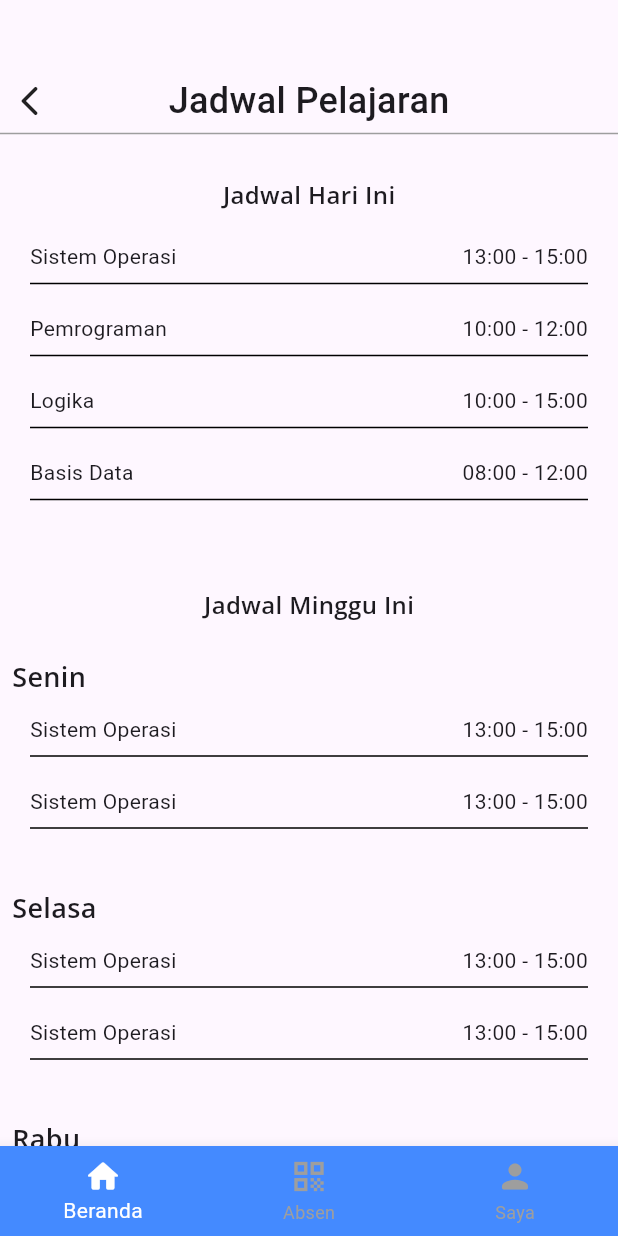
After one commit to jujuupanda/sistem_informasi_management, a Flutter app: the SchedulePage screen opened by its route, on a phone screen of 412 x 824 dp. The commit adds this screen. Run offline on Flutter 3.47's test engine with Material 3 defaults, Android fonts, the phone set to English and light mode, and no system bars; our stand-ins replace bloc, connectivity_plus, dropdown_textfield, equatable, flutter_bloc, gap and 4 more; accounts and stored records are empty; network calls fail.

Commit message:
detailed schedule

```diff
--- a/lib/main.dart
+++ b/lib/main.dart
@@ -1,28 +1,12 @@
-import 'package:firebase_core/firebase_core.dart';
-import 'package:firebase_messaging/firebase_messaging.dart';
 import 'package:flutter/material.dart';
 
 import 'app.dart';
-import 'firebase_options.dart';
 import 'src/data/bloc/auth/auth_bloc.dart';
 import 'src/data/bloc/event/event_bloc.dart';
 import 'src/data/bloc/user/user_bloc.dart';
 import 'src/data/repositories/repository.dart';
 
-@pragma('vm:entry-point')
-Future<void> _firebaseMessagingBackgroundHandler(RemoteMessage message) async {
-  await Firebase.initializeApp(options: DefaultFirebaseOptions.currentPlatform);
-}
-
 void main() async {
-  WidgetsFlutterBinding.ensureInitialized();
-
-  await Firebase.initializeApp(
-    options: DefaultFirebaseOptions.currentPlatform,
-  );
-
-  FirebaseMessaging.onBackgroundMessage(_firebaseMessagingBackgroundHandler);
-
   runApp(const MyApp());
 }
 
--- /dev/null
+++ b/lib/secret.dart
@@ -0,0 +1,2 @@
+const apiKey = "AIzaSyB1OBZRqwDmaPppMeRo4ZR-oWth_q2qny0";
+const appId = "1:127075536500:android:8f973aadf4e82f4be4cb21";
--- /dev/null
+++ b/lib/src/presentation/pages/schedule/schedule.dart
@@ -0,0 +1,239 @@
+import 'package:flutter/material.dart';
+import 'package:flutter_bloc/flutter_bloc.dart';
+import 'package:gap/gap.dart';
+import 'package:google_fonts/google_fonts.dart';
+import 'package:sistem_informasi_sekolah/src/presentation/widgets/general/general_widget.dart';
+
+import '../../../data/bloc/user/user_bloc.dart';
+
+class SchedulePage extends StatefulWidget {
+  const SchedulePage({super.key});
+
+  @override
+  State<SchedulePage> createState() => _SchedulePageState();
+}
+
+class _SchedulePageState extends State<SchedulePage> {
+  final _element = [
+    {
+      "day": "Senin",
+      "subject": "Sistem Operasi",
+      "startAt": "13:00",
+      "endAt": "15:00"
+    },
+    {
+      "day": "Senin",
+      "subject": "Pemrograman",
+      "startAt": "10:00",
+      "endAt": "12:00"
+    },
+    {
+      "day": "Selasa",
+      "subject": "Logika",
+      "startAt": "10:00",
+      "endAt": "15:00"
+    },
+    {
+      "day": "Rabu",
+      "subject": "Basis Data",
+      "startAt": "08:00",
+      "endAt": "12:00"
+    }
+  ];
+
+  @override
+  Widget build(BuildContext context) {
+    return Scaffold(
+      body: Column(
+        children: [
+          const HeaderPage(name: "Jadwal Pelajaran"),
+          Expanded(
+            child: SingleChildScrollView(
+              child: Column(
+                children: [
+                  const Gap(24),
+                  Text(
+                    "Jadwal Hari Ini",
+                    style: GoogleFonts.openSans(
+                      fontSize: 16,
+                      fontWeight: FontWeight.w600,
+                    ),
+                  ),
+                  BlocBuilder<UserBloc, UserState>(
+                    builder: (context, state) {
+                      return Padding(
+                        padding: const EdgeInsets.all(8),
+                        child: ListView.builder(
+                          padding: const EdgeInsets.all(8),
+                          shrinkWrap: true,
+                          physics: const NeverScrollableScrollPhysics(),
+                          itemCount: _element.length,
+                          itemBuilder: (context, index) {
+                            ///add checker where day is today
+                            return Padding(
+                              padding: const EdgeInsets.all(4),
+                              child: ScheduleInfo(
+                                nameSubject: _element[index]["subject"],
+                                startAt: _element[index]["startAt"],
+                                endAt: _element[index]["endAt"],
+                              ),
+                            );
+                          },
+                        ),
+                      );
+                    },
+                  ),
+                  const Gap(26),
+                  Text(
+                    "Jadwal Minggu Ini",
+                    style: GoogleFonts.openSans(
+                      fontSize: 16,
+                      fontWeight: FontWeight.w600,
+                    ),
+                  ),
+                  const Gap(16),
+                  Padding(
+                    padding: const EdgeInsets.all(8.0),
+                    child: ScheduleWeekly(
+                      nameDay: "Senin",
+                      length: 2,
+                      nameSubject: "Sistem Operasi",
+                      startAt: "13:00",
+                      endAt: "15:00",
+                    ),
+                  ),
+                  Padding(
+                    padding: const EdgeInsets.all(8.0),
+                    child: ScheduleWeekly(
+                      nameDay: "Selasa",
+                      length: 2,
+                      nameSubject: "Sistem Operasi",
+                      startAt: "13:00",
+                      endAt: "15:00",
+                    ),
+                  ),
+                  Padding(
+                    padding: const EdgeInsets.all(8.0),
+                    child: ScheduleWeekly(
+                      nameDay: "Rabu",
+                      length: 2,
+                      nameSubject: "Sistem Operasi",
+                      startAt: "13:00",
+                      endAt: "15:00",
+                    ),
+                  ),
+                  Padding(
+                    padding: const EdgeInsets.all(8.0),
+                    child: ScheduleWeekly(
+                      nameDay: "Kamis",
+                      length: 2,
+                      nameSubject: "Sistem Operasi",
+                      startAt: "13:00",
+                      endAt: "15:00",
+                    ),
+                  ),
+                  Padding(
+                    padding: const EdgeInsets.all(8.0),
+                    child: ScheduleWeekly(
+                      nameDay: "Jumat",
+                      length: 2,
+                      nameSubject: "Sistem Operasi",
+                      startAt: "13:00",
+                      endAt: "15:00",
+                    ),
+                  ),
+                  Padding(
+                    padding: const EdgeInsets.all(8.0),
+                    child: ScheduleWeekly(
+                      nameDay: "Sabtu",
+                      length: 2,
+                      nameSubject: "Sistem Operasi",
+                      startAt: "13:00",
+                      endAt: "15:00",
+                    ),
+                  ),
+                ],
+              ),
+            ),
+          ),
+        ],
+      ),
+    );
+  }
+}
+
+class ScheduleWeekly extends StatelessWidget {
+  const ScheduleWeekly({
+    super.key,
+    required this.nameDay,
+    required this.length,
+    required this.nameSubject,
+    this.startAt,
+    this.endAt,
+  });
+
+  final String? nameDay;
+  final int? length;
+  final String? nameSubject;
+  final String? startAt;
+  final String? endAt;
+
+  @override
+  Widget build(BuildContext context) {
+    return Column(
+      crossAxisAlignment: CrossAxisAlignment.start,
+      children: [
+        Text(
+          nameDay!,
+          style: GoogleFonts.openSans(
+            fontSize: 18,
+            fontWeight: FontWeight.w600,
+          ),
+          textAlign: TextAlign.start,
+        ),
+        ListView.builder(
+          itemCount: length!,
+          padding: const EdgeInsets.all(8),
+          shrinkWrap: true,
+          physics: const NeverScrollableScrollPhysics(),
+          itemBuilder: (context, index) {
+            return Padding(
+              padding: const EdgeInsets.all(4),
+              child: ScheduleInfo(
+                  nameSubject: nameSubject!, startAt: startAt, endAt: endAt),
+            );
+          },
+        )
+      ],
+    );
+  }
+}
+
+class ScheduleInfo extends StatelessWidget {
+  const ScheduleInfo(
+      {super.key, required this.nameSubject, this.startAt, this.endAt});
+
+  final String? nameSubject;
+  final String? startAt;
+  final String? endAt;
+
+  @override
+  Widget build(BuildContext context) {
+    return Column(
+      children: [
+        Row(
+          mainAxisAlignment: MainAxisAlignment.spaceBetween,
+          children: [
+            Text(nameSubject!),
+            Text("$startAt - $endAt"),
+          ],
+        ),
+        const Divider(
+          thickness: 1,
+          color: Colors.black,
+        ),
+        const Gap(4)
+      ],
+    );
+  }
+}
--- a/lib/src/presentation/widgets/main/main_student_screen.dart
+++ b/lib/src/presentation/widgets/main/main_student_screen.dart
@@ -110,7 +110,9 @@ class _MainPageStudentState extends State<MainPageStudent> {
                           name: "Pengumuman",
                         ),
                         MainMenuList(
-                          onTap: () {},
+                          onTap: () {
+                            context.pushNamed(Routes.schedule);
+                          },
                           name: "Jadwal",
                         ),
                         MainMenuList(
--- a/lib/src/routes/name_routes.dart
+++ b/lib/src/routes/name_routes.dart
@@ -13,5 +13,6 @@ abstract class Routes {
    static const profile = "profile";
    static const userInfo = "userInfo";
    static const presence = "presence";
+   static const schedule = "schedule";
 
 }
--- a/lib/src/routes/routes_app.dart
+++ b/lib/src/routes/routes_app.dart
@@ -1,7 +1,7 @@
 import 'package:flutter/cupertino.dart';
-import 'package:sistem_informasi_sekolah/src/data/models/event_model.dart';
-import 'package:sistem_informasi_sekolah/src/presentation/pages/profile/user_info.dart';
+import 'package:sistem_informasi_sekolah/src/presentation/pages/schedule/schedule.dart';
 
+import '../data/models/event_model.dart';
 import '../presentation/pages/choice/choice.dart';
 import '../presentation/pages/event/detail_event.dart';
 import '../presentation/pages/event/event.dart';
@@ -10,6 +10,7 @@ import '../presentation/pages/main/main.dart';
 import '../presentation/pages/navigation_bar/navigation_bar.dart';
 import '../presentation/pages/presence/presence.dart';
 import '../presentation/pages/profile/profile.dart';
+import '../presentation/pages/profile/user_info.dart';
 import '../presentation/pages/register/register.dart';
 import '../presentation/pages/splash/splash.dart';
 import 'name_routes.dart';
@@ -62,7 +63,16 @@ final GoRouter router = GoRouter(
                         );
                       },
                     ),
-                    ]),
+                  ],
+                ),
+                GoRoute(
+                  path: 'schedule',
+                  name: Routes.schedule,
+                  builder: (context, state) {
+                    return const SchedulePage(
+                    );
+                  },
+                ),
               ],
             ),
           ],
@@ -96,8 +106,7 @@ final GoRouter router = GoRouter(
                       return const UserInfoPage();
                     },
                   ),
-              ]
-            ),
+                ]),
           ],
         ),
       ],
--- a/pubspec.yaml
+++ b/pubspec.yaml
@@ -49,6 +49,7 @@ dependencies:
   firebase_core: ^2.24.2
   firebase_messaging: ^14.7.10
   flutter_local_notifications: ^16.3.3
+  grouped_list: ^5.1.2
 
 dev_dependencies:
   flutter_test:
```
Also changed, not shown: lib/firebase_options.dart, pubspec.lock, 1 other file. Lines whose indentation alone changed are shown as unchanged.
